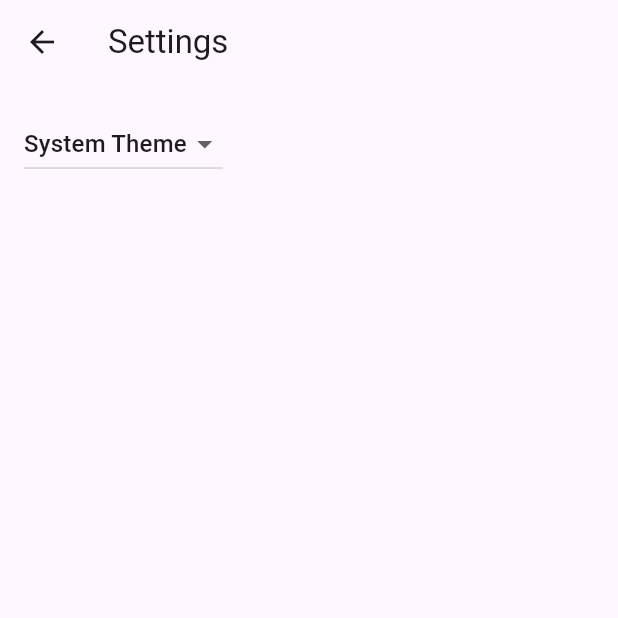
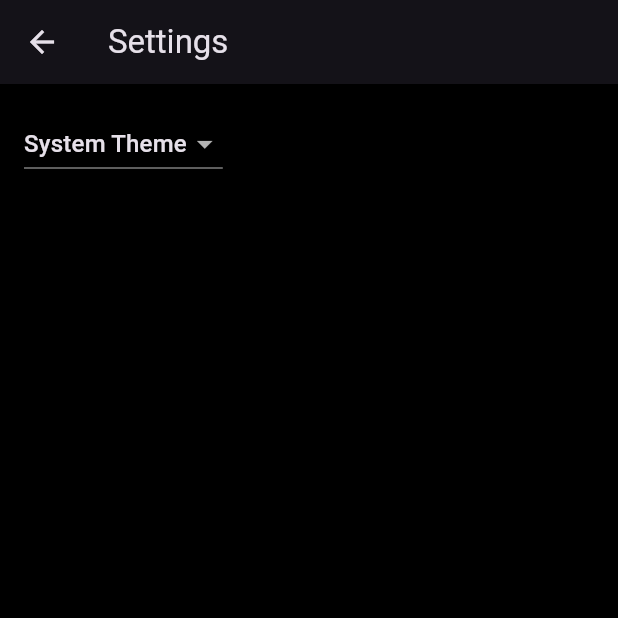
Before and after one commit to burnerlee/flutter-ai, a Flutter app: the screen it shows after launch, after a tap on the "settings" icon, on a phone screen of 412 x 824 dp, the top half of it. Run offline on Flutter 3.47's test engine with Material 3 defaults, Android fonts, the phone set to English and light mode, and no system bars; generated files the repository leaves out were written again.

Commit message:
Update MyApp to set background color to black

```diff
--- a/lib/src/app.dart
+++ b/lib/src/app.dart
@@ -56,7 +56,18 @@ class MyApp extends StatelessWidget {
           // Define a light and dark color theme. Then, read the user's
           // preferred ThemeMode (light, dark, or system default) from the
           // SettingsController to display the correct theme.
-          theme: ThemeData(),
+          theme: ThemeData(
+            // Set background to black for light theme
+            scaffoldBackgroundColor: Colors.black,
+            brightness: Brightness.dark,
+            // Adjust other colors accordingly based on the new scheme
+            primaryColor: Colors.blueGrey,
+            accentColor: Colors.cyanAccent,
+            textTheme: TextTheme(
+              bodyText1: TextStyle(color: Colors.white),
+              bodyText2: TextStyle(color: Colors.white70),
+            ),
+          ),
           darkTheme: ThemeData.dark(),
           themeMode: settingsController.themeMode,
 
```
